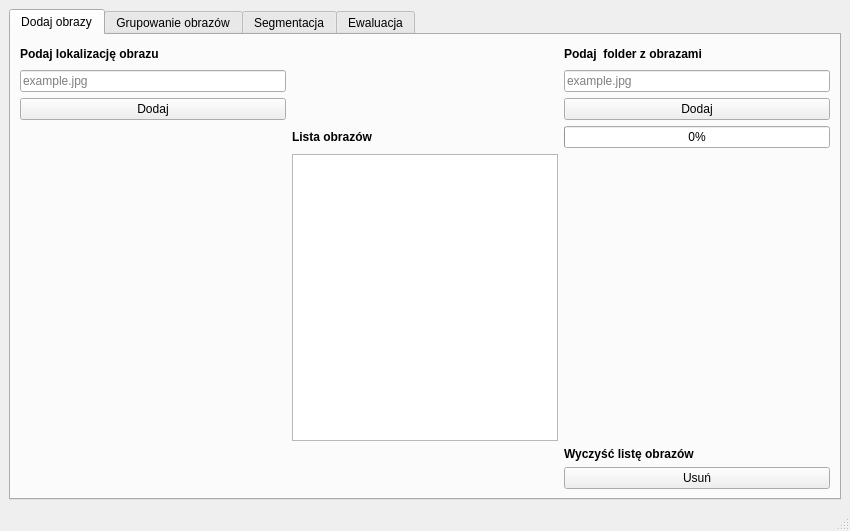
Before: the Qt Designer form gui/designer.ui in wranidlo/ImageSegmentation, drawn with Qt 5.
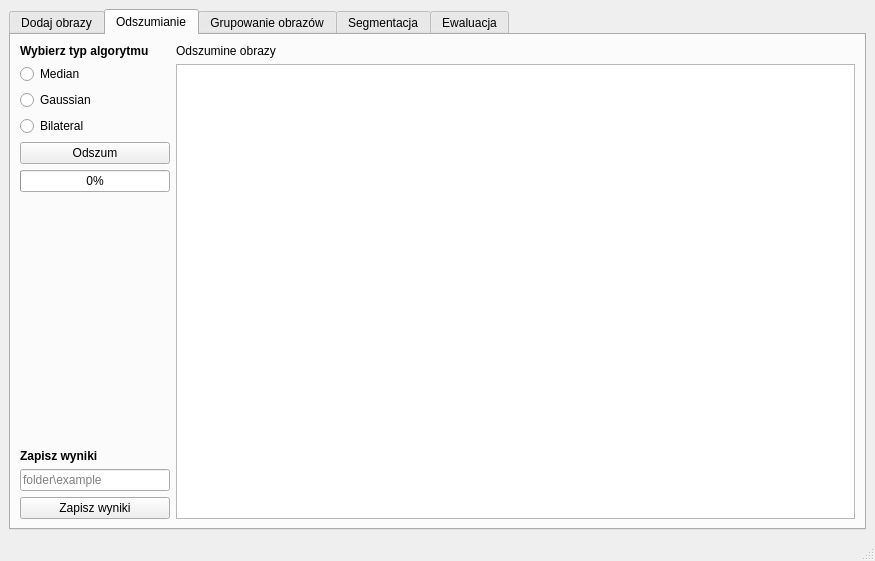
After: the same form once the commit is applied. The open tabs and pages were chosen to show the change.

Commit message: Filters tab and other fixes

The edit to the form file:
```diff
--- a/gui/designer.ui
+++ b/gui/designer.ui
@@ -6,8 +6,8 @@
    <rect>
     <x>0</x>
     <y>0</y>
-    <width>850</width>
-    <height>531</height>
+    <width>875</width>
+    <height>561</height>
    </rect>
   </property>
   <property name="minimumSize">
@@ -61,7 +61,7 @@
              <string/>
             </property>
             <property name="placeholderText">
-             <string>example.jpg</string>
+             <string>folder\example</string>
             </property>
            </widget>
           </item>
@@ -150,6 +150,12 @@
           </item>
           <item row="4" column="1">
            <widget class="QListView" name="list_of_images">
+            <property name="minimumSize">
+             <size>
+              <width>500</width>
+              <height>0</height>
+             </size>
+            </property>
             <property name="viewMode">
              <enum>QListView::ListMode</enum>
             </property>
@@ -195,6 +201,140 @@
         </item>
        </layout>
       </widget>
+      <widget class="QWidget" name="tab">
+       <attribute name="title">
+        <string>Odszumianie</string>
+       </attribute>
+       <layout class="QGridLayout" name="gridLayout_8">
+        <item row="0" column="1">
+         <layout class="QVBoxLayout" name="verticalLayout_10">
+          <item>
+           <widget class="QLabel" name="label_12">
+            <property name="text">
+             <string>Odszumine obrazy</string>
+            </property>
+           </widget>
+          </item>
+          <item>
+           <widget class="QListWidget" name="list_widget_filter"/>
+          </item>
+         </layout>
+        </item>
+        <item row="0" column="0">
+         <layout class="QVBoxLayout" name="verticalLayout_5">
+          <item>
+           <widget class="QLabel" name="label_11">
+            <property name="font">
+             <font>
+              <weight>75</weight>
+              <bold>true</bold>
+             </font>
+            </property>
+            <property name="text">
+             <string>Wybierz typ algorytmu</string>
+            </property>
+           </widget>
+          </item>
+          <item>
+           <widget class="QRadioButton" name="radio_button_median">
+            <property name="text">
+             <string>Median</string>
+            </property>
+           </widget>
+          </item>
+          <item>
+           <widget class="QRadioButton" name="radio_button_gaussian">
+            <property name="text">
+             <string>Gaussian</string>
+            </property>
+           </widget>
+          </item>
+          <item>
+           <widget class="QRadioButton" name="radio_button_bilateral">
+            <property name="text">
+             <string>Bilateral</string>
+            </property>
+           </widget>
+          </item>
+          <item>
+           <widget class="QPushButton" name="push_button_filter">
+            <property name="text">
+             <string>Odszum</string>
+            </property>
+           </widget>
+          </item>
+          <item>
+           <widget class="QProgressBar" name="progress_bar_filter">
+            <property name="sizePolicy">
+             <sizepolicy hsizetype="Preferred" vsizetype="Fixed">
+              <horstretch>0</horstretch>
+              <verstretch>0</verstretch>
+             </sizepolicy>
+            </property>
+            <property name="value">
+             <number>0</number>
+            </property>
+           </widget>
+          </item>
+          <item>
+           <spacer name="verticalSpacer_6">
+            <property name="orientation">
+             <enum>Qt::Vertical</enum>
+            </property>
+            <property name="sizeHint" stdset="0">
+             <size>
+              <width>20</width>
+              <height>40</height>
+             </size>
+            </property>
+           </spacer>
+          </item>
+          <item>
+           <widget class="QLabel" name="label_13">
+            <property name="font">
+             <font>
+              <weight>75</weight>
+              <bold>true</bold>
+             </font>
+            </property>
+            <property name="text">
+             <string>Zapisz wyniki</string>
+            </property>
+           </widget>
+          </item>
+          <item>
+           <widget class="QLineEdit" name="line_edit_filter">
+            <property name="sizePolicy">
+             <sizepolicy hsizetype="Preferred" vsizetype="Fixed">
+              <horstretch>0</horstretch>
+              <verstretch>0</verstretch>
+             </sizepolicy>
+            </property>
+            <property name="minimumSize">
+             <size>
+              <width>150</width>
+              <height>0</height>
+             </size>
+            </property>
+            <property name="text">
+             <string/>
+            </property>
+            <property name="placeholderText">
+             <string>folder\example</string>
+            </property>
+           </widget>
+          </item>
+          <item>
+           <widget class="QPushButton" name="push_button_save_filter">
+            <property name="text">
+             <string>Zapisz wyniki</string>
+            </property>
+           </widget>
+          </item>
+         </layout>
+        </item>
+       </layout>
+      </widget>
       <widget class="QWidget" name="tab2">
        <property name="sizePolicy">
         <sizepolicy hsizetype="Expanding" vsizetype="Expanding">
```
Left out of the diff: 80 changed lines with no effect on the pictures. The commit also changes 4 other files.
